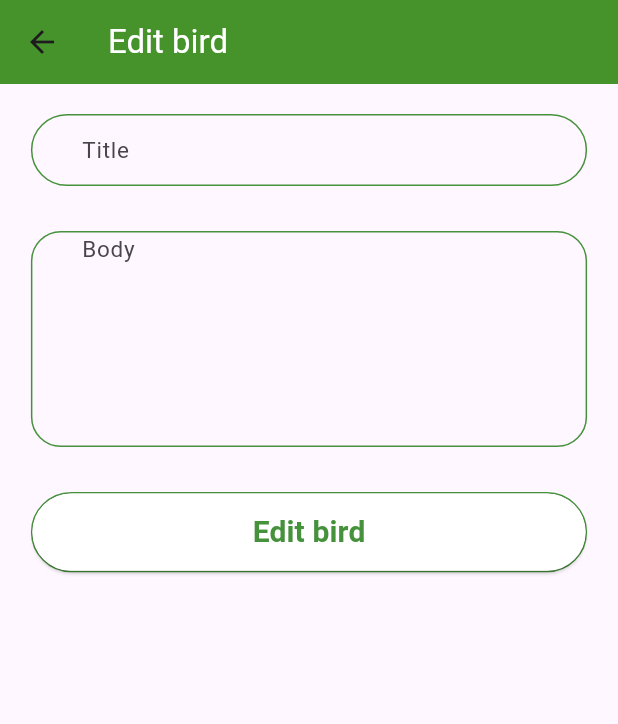
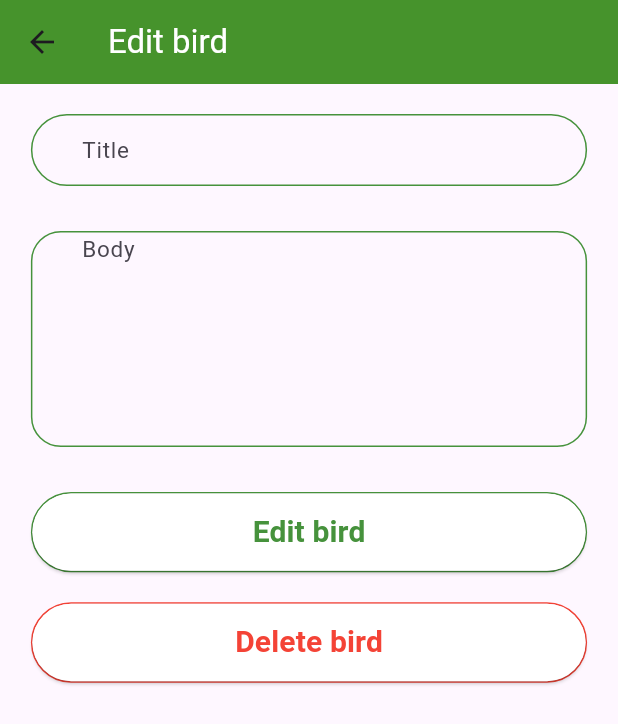
Before and after one commit to qadis1dev/wetland, a Flutter app: the EditBird screen opened directly with empty values, on a phone screen of 412 x 824 dp. Shown: the top 724 px of the screen. Run offline on Flutter 3.47's test engine with Material 3 defaults, Android fonts, the light colour scheme and no system bars; our stand-ins replace cloud_firestore, cloud_functions, firebase_auth, firebase_core; accounts and stored records are empty.

Commit message:
call it a day

```diff
--- a/lib/screens/add_admin.dart
+++ b/lib/screens/add_admin.dart
@@ -1,12 +1,6 @@
 // ignore_for_file: use_build_context_synchronously
-
-import "package:app/root.dart";
-import "package:app/screens/terms_and_confitions.dart";
 import "package:cloud_functions/cloud_functions.dart";
-import "package:flutter/gestures.dart";
 import "package:flutter/material.dart";
-import "package:firebase_auth/firebase_auth.dart";
-import "package:cloud_firestore/cloud_firestore.dart";
 
 class AddAdmin extends StatefulWidget {
   const AddAdmin({super.key});
--- a/lib/screens/birds.dart
+++ b/lib/screens/birds.dart
@@ -86,7 +86,8 @@ class _BirdsState extends State<Birds> {
                   MaterialPageRoute(
                     builder: (context) => Bird(id: birds[index].id, title: birds[index].data()["title"]),
                   )
-                );
+                )
+                .then((value) => getData());
               },
               title: Text(
                 birds[index].data()["title"]
@@ -108,7 +109,8 @@ class _BirdsState extends State<Birds> {
         onPressed: () {
           Navigator.of(context).push(
             MaterialPageRoute(builder: (context) => AddBird())
-          );
+          )
+          .then((value) => getData());
         },
         backgroundColor: Color(0xFF46923c),
         child: Icon(
--- a/lib/screens/edit_bird.dart
+++ b/lib/screens/edit_bird.dart
@@ -1,3 +1,5 @@
+// ignore_for_file: use_build_context_synchronously
+
 import 'package:cloud_firestore/cloud_firestore.dart';
 import 'package:flutter/material.dart';
 
@@ -36,7 +38,7 @@ class _EditBirdState extends State<EditBird> {
     }
   }
 
-  editWetland() async {
+  editBird() async {
     try {
       await FirebaseFirestore.instance.collection("birds").doc(widget.id).set({
         "title": titleController.text,
@@ -45,7 +47,19 @@ class _EditBirdState extends State<EditBird> {
       return Navigator.of(context).pop();
     } catch (e) {
       ScaffoldMessenger.of(context).showSnackBar(
-        SnackBar(content: Text("Error editing wetland"), backgroundColor: Color(0xFF46923c),)
+        SnackBar(content: Text("Error editing bird"), backgroundColor: Color(0xFF46923c),)
+      );
+    }
+  }
+
+  deleteBird() async {
+    try {
+      await FirebaseFirestore.instance.collection("birds").doc(widget.id).delete();
+      Navigator.of(context).pop();
+      return Navigator.of(context).pop();
+    } catch (e) {
+      ScaffoldMessenger.of(context).showSnackBar(
+        SnackBar(content: Text("Error deleting bird"), backgroundColor: Color(0xFF46923c),)
       );
     }
   }
@@ -167,7 +181,7 @@ class _EditBirdState extends State<EditBird> {
                 child: ElevatedButton(
                   onPressed: () async {
                     if (_formKey.currentState!.validate()) {
-                      await editWetland();
+                      await editBird();
                     }
                   },
                   style: ElevatedButton.styleFrom(
@@ -187,6 +201,37 @@ class _EditBirdState extends State<EditBird> {
                   ),
                 ),
               ),
+              SizedBox(
+                height: 20,
+              ),
+              Container(
+                width: widthSize*0.9,
+                height: heightSize * 0.065,
+                decoration: BoxDecoration(
+                  border: Border.all(color: Colors.red),
+                  borderRadius: BorderRadius.circular(50),
+                ),
+                child: ElevatedButton(
+                  onPressed: () async {
+                    await deleteBird();
+                  },
+                  style: ElevatedButton.styleFrom(
+                    backgroundColor: Colors.white,
+                    foregroundColor: Colors.red,
+                    shape: RoundedRectangleBorder(
+                      borderRadius: BorderRadius.circular(50),
+                    ),
+                  ),
+                  child: Text(
+                    "Delete bird",
+                    style: TextStyle(
+                      color: Colors.red,
+                      fontWeight: FontWeight.bold,
+                      fontSize: 20
+                    ),
+                  ),
+                ),
+              ),
               ],
             ),
           ),
--- a/lib/screens/wetlands.dart
+++ b/lib/screens/wetlands.dart
@@ -86,7 +86,8 @@ class _WetlandsState extends State<Wetlands> {
                   MaterialPageRoute(
                     builder: (context) => WetLand(id: wetlands[index].id, title: wetlands[index].data()["title"]),
                   )
-                );
+                )
+                .then((value) => getData());
               },
               title: Text(
                 wetlands[index].data()["title"]
@@ -108,7 +109,8 @@ class _WetlandsState extends State<Wetlands> {
         onPressed: () {
           Navigator.of(context).push(
             MaterialPageRoute(builder: (context) => AddWetland())
-          );
+          )
+          .then((value) => getData());
         },
         backgroundColor: Color(0xFF46923c),
         child: Icon(
```
Also changed, not shown: lib/screens/edit_wetland.dart (+42 -0 lines), lib/screens/forget_password.dart (+38 -8 lines), lib/screens/not_logged.dart (+10 -3 lines).
